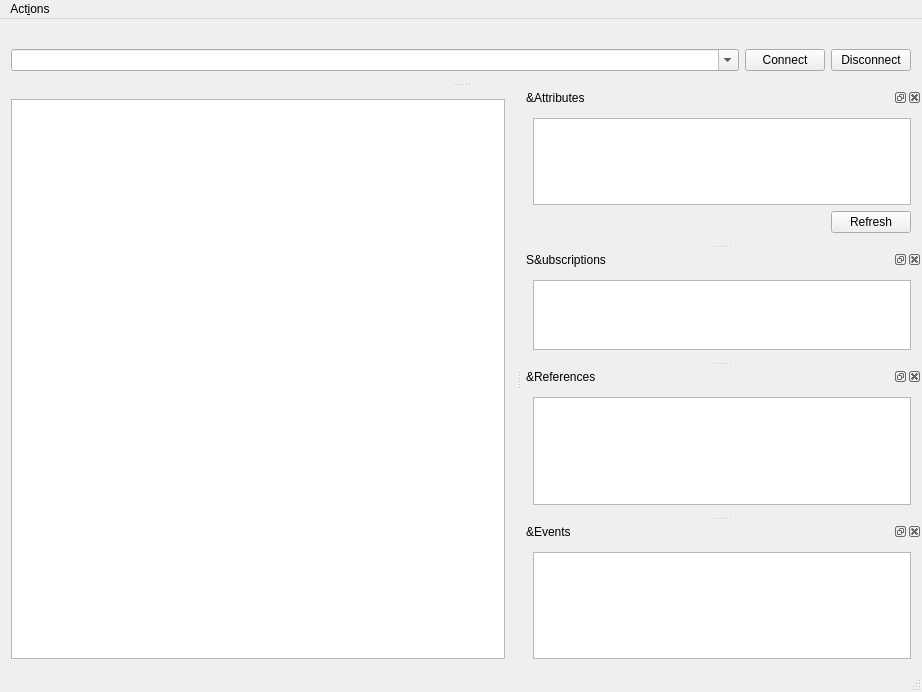
Before: the Qt Designer form opcua2azure/mainwindow_ui.ui in zeroentity/opcua-2-azure, drawn with Qt 5.
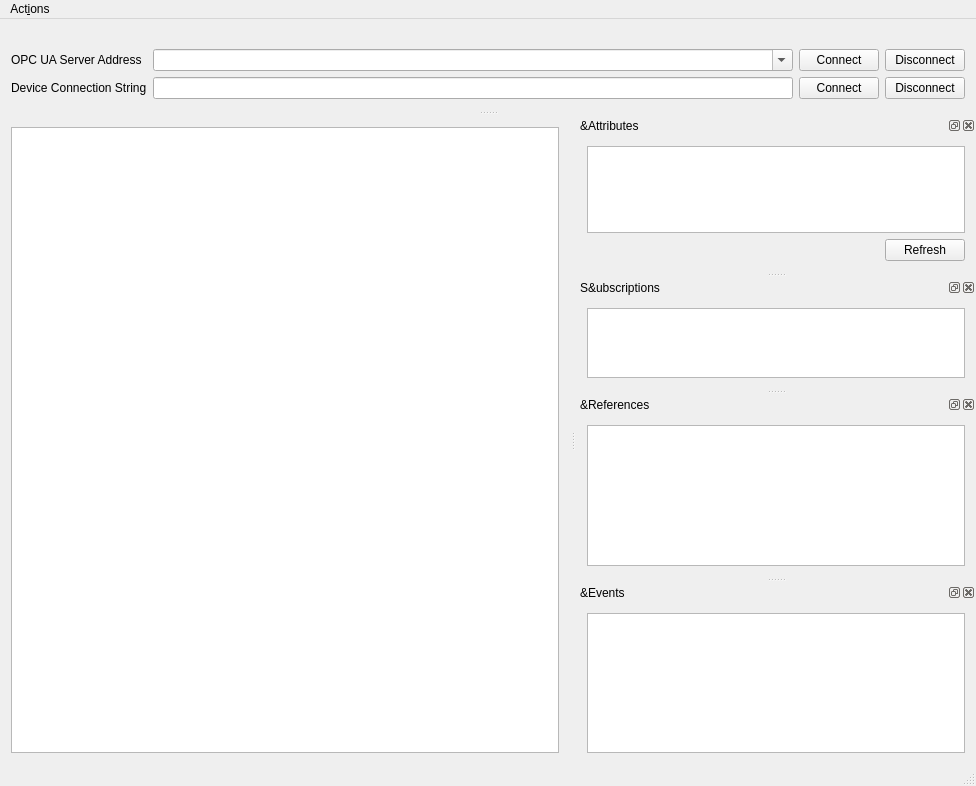
After: the same form once the commit is applied. Icons and pictures are not drawn.

Diff of the .ui file:
```diff
--- a/opcua2azure/mainwindow_ui.ui
+++ b/opcua2azure/mainwindow_ui.ui
@@ -6,8 +6,8 @@
    <rect>
     <x>0</x>
     <y>0</y>
-    <width>922</width>
-    <height>692</height>
+    <width>976</width>
+    <height>786</height>
    </rect>
   </property>
   <property name="windowTitle">
@@ -59,8 +59,8 @@
     <rect>
      <x>0</x>
      <y>0</y>
-     <width>922</width>
-     <height>27</height>
+     <width>976</width>
+     <height>21</height>
     </rect>
    </property>
    <widget class="QMenu" name="menuOPC_UA_Client">
@@ -166,22 +166,15 @@
      </sizepolicy>
     </property>
     <layout class="QGridLayout" name="gridLayout">
-     <item row="0" column="1">
-      <widget class="QPushButton" name="connectButton">
-       <property name="text">
-        <string>Connect</string>
-       </property>
-      </widget>
-     </item>
-     <item row="0" column="2">
-      <widget class="QPushButton" name="disconnectButton">
-       <property name="text">
-        <string>Disconnect</string>
-       </property>
-      </widget>
-     </item>
      <item row="0" column="0">
-      <widget class="QComboBox" name="addrComboBox">
+      <widget class="QLabel" name="label_2">
+       <property name="text">
+        <string>OPC UA Server Address</string>
+       </property>
+      </widget>
+     </item>
+     <item row="0" column="1">
+      <widget class="QComboBox" name="addrOpcUaComboBox">
        <property name="sizePolicy">
         <sizepolicy hsizetype="Expanding" vsizetype="Fixed">
          <horstretch>0</horstretch>
@@ -196,6 +189,44 @@
        </property>
       </widget>
      </item>
+     <item row="0" column="2">
+      <widget class="QPushButton" name="connectOpcUaButton">
+       <property name="text">
+        <string>Connect</string>
+       </property>
+      </widget>
+     </item>
+     <item row="0" column="3">
+      <widget class="QPushButton" name="disconnectOpcUaButton">
+       <property name="text">
+        <string>Disconnect</string>
+       </property>
+      </widget>
+     </item>
+     <item row="1" column="0">
+      <widget class="QLabel" name="label">
+       <property name="text">
+        <string>Device Connection String</string>
+       </property>
+      </widget>
+     </item>
+     <item row="1" column="1">
+      <widget class="QLineEdit" name="connStringIoTHub"/>
+     </item>
+     <item row="1" column="2">
+      <widget class="QPushButton" name="connectIoTHubButton">
+       <property name="text">
+        <string>Connect</string>
+       </property>
+      </widget>
+     </item>
+     <item row="1" column="3">
+      <widget class="QPushButton" name="disconnectIoTHubButton">
+       <property name="text">
+        <string>Disconnect</string>
+       </property>
+      </widget>
+     </item>
     </layout>
    </widget>
   </widget>
```
